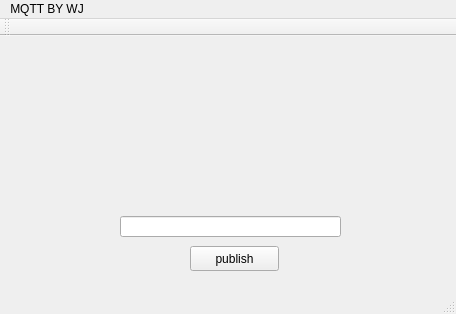
WanJunCode/MosiquittoClientQT, file mainwindow.ui: the form before one commit.
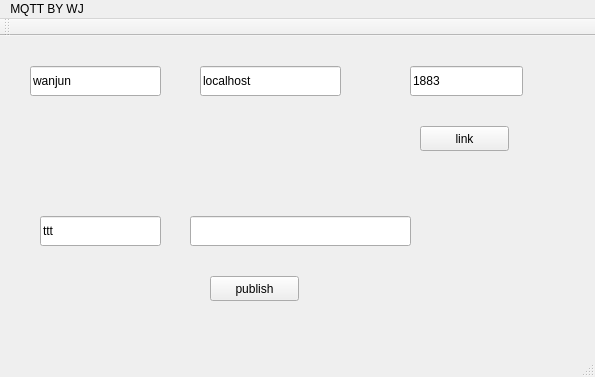
The form after the commit.

The edit to the form file:
```diff
--- a/mainwindow.ui
+++ b/mainwindow.ui
@@ -6,8 +6,8 @@
    <rect>
     <x>0</x>
     <y>0</y>
-    <width>456</width>
-    <height>314</height>
+    <width>595</width>
+    <height>377</height>
    </rect>
   </property>
   <property name="windowTitle">
@@ -17,8 +17,8 @@
    <widget class="QPushButton" name="pushButton">
     <property name="geometry">
      <rect>
-      <x>190</x>
-      <y>210</y>
+      <x>210</x>
+      <y>240</y>
       <width>89</width>
       <height>25</height>
      </rect>
@@ -30,20 +30,85 @@
    <widget class="QLineEdit" name="messageLine">
     <property name="geometry">
      <rect>
-      <x>120</x>
+      <x>190</x>
       <y>180</y>
       <width>221</width>
-      <height>21</height>
+      <height>30</height>
      </rect>
     </property>
    </widget>
+   <widget class="QLineEdit" name="ipAddress">
+    <property name="geometry">
+     <rect>
+      <x>200</x>
+      <y>30</y>
+      <width>141</width>
+      <height>30</height>
+     </rect>
+    </property>
+    <property name="text">
+     <string>localhost</string>
+    </property>
+   </widget>
+   <widget class="QLineEdit" name="portLine">
+    <property name="geometry">
+     <rect>
+      <x>410</x>
+      <y>30</y>
+      <width>113</width>
+      <height>30</height>
+     </rect>
+    </property>
+    <property name="text">
+     <string>1883</string>
+    </property>
+   </widget>
+   <widget class="QPushButton" name="linkButton">
+    <property name="geometry">
+     <rect>
+      <x>420</x>
+      <y>90</y>
+      <width>89</width>
+      <height>25</height>
+     </rect>
+    </property>
+    <property name="text">
+     <string>link</string>
+    </property>
+   </widget>
+   <widget class="QLineEdit" name="idLine">
+    <property name="geometry">
+     <rect>
+      <x>30</x>
+      <y>30</y>
+      <width>131</width>
+      <height>30</height>
+     </rect>
+    </property>
+    <property name="text">
+     <string>wanjun</string>
+    </property>
+   </widget>
+   <widget class="QLineEdit" name="topicLine">
+    <property name="geometry">
+     <rect>
+      <x>40</x>
+      <y>180</y>
+      <width>121</width>
+      <height>30</height>
+     </rect>
+    </property>
+    <property name="text">
+     <string>ttt</string>
+    </property>
+   </widget>
   </widget>
   <widget class="QMenuBar" name="menuBar">
    <property name="geometry">
     <rect>
      <x>0</x>
      <y>0</y>
-     <width>456</width>
+     <width>595</width>
      <height>22</height>
     </rect>
    </property>
```
